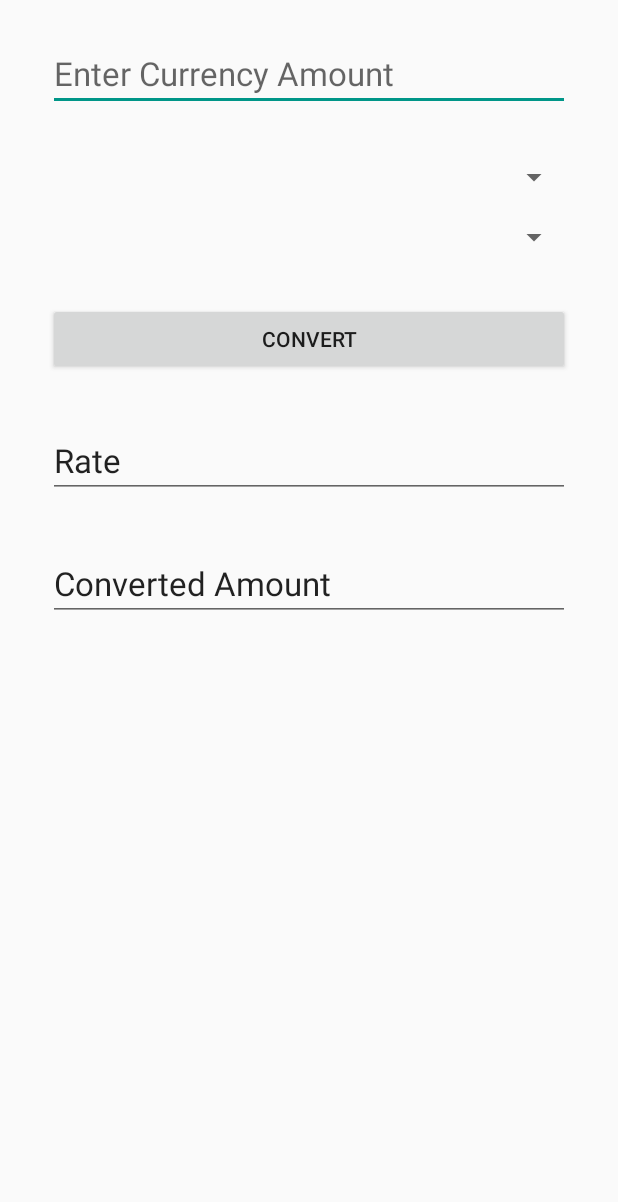
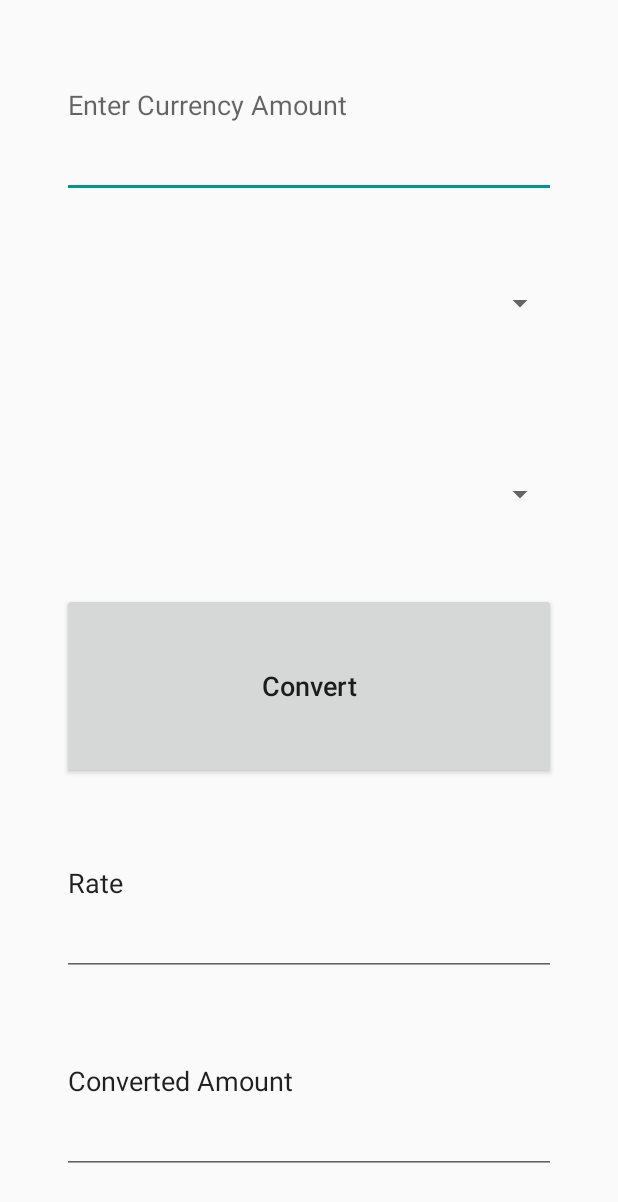
Before and after one commit to grayzemon/currency-converter, an Android app: the layout activity_main.xml on its own in the app's theme, with its tools: preview values and no code run, on a phone screen of 412 x 824 dp. Shown: the top 1202 px of the screen. Run offline under Robolectric (Android 15) with nearby library versions, the phone set to English and light mode, and no system bars; network calls fail.

```diff
--- a/app/src/main/res/layout/activity_main.xml
+++ b/app/src/main/res/layout/activity_main.xml
@@ -7,11 +7,17 @@
     android:layout_height="match_parent"
     tools:context=".MainActivity">
 
+    <android.support.constraint.Guideline
+        android:id="@+id/guideline13"
+        android:layout_width="wrap_content"
+        android:layout_height="wrap_content"
+        android:orientation="horizontal"
+        app:layout_constraintGuide_percent="0.79" />
+
     <EditText
         android:id="@+id/rate_converted_amount"
         android:layout_width="0dp"
-        android:layout_height="wrap_content"
-        android:layout_marginTop="32dp"
+        android:layout_height="0dp"
         android:clickable="false"
         android:cursorVisible="false"
         android:ems="10"
@@ -20,60 +26,68 @@
         android:hint="@string/currency_conversion_rate"
         android:inputType="number"
         android:text="@string/rate"
+        android:textAlignment="textStart"
         android:textAppearance="@android:style/TextAppearance.Material.Large"
-        app:layout_constraintEnd_toEndOf="@+id/button_convert"
-        app:layout_constraintStart_toStartOf="@+id/button_convert"
-        app:layout_constraintTop_toBottomOf="@+id/button_convert"
+        android:textSize="18sp"
+        app:layout_constraintBottom_toTopOf="@+id/guideline13"
+        app:layout_constraintEnd_toStartOf="@+id/guideline5"
+        app:layout_constraintStart_toStartOf="@+id/guideline4"
+        app:layout_constraintTop_toTopOf="@+id/guideline12"
         tools:text="Rate" />
 
     <Button
         android:id="@+id/button_convert"
         android:layout_width="0dp"
-        android:layout_height="wrap_content"
-        android:layout_marginTop="32dp"
+        android:layout_height="0dp"
+        android:inputType="text"
         android:text="@string/button_convert"
-        app:layout_constraintEnd_toEndOf="@+id/spinner_convert_to"
-        app:layout_constraintStart_toStartOf="@+id/spinner_convert_to"
-        app:layout_constraintTop_toBottomOf="@+id/spinner_convert_to" />
+        android:textSize="18sp"
+        app:layout_constraintBottom_toTopOf="@+id/guideline11"
+        app:layout_constraintEnd_toStartOf="@+id/guideline5"
+        app:layout_constraintStart_toStartOf="@+id/guideline4"
+        app:layout_constraintTop_toTopOf="@+id/guideline10" />
 
     <Spinner
         android:id="@+id/spinner_convert_to"
         android:layout_width="0dp"
-        android:layout_height="wrap_content"
-        android:layout_marginTop="16dp"
-        app:layout_constraintEnd_toEndOf="@+id/spinner_convert_from"
-        app:layout_constraintStart_toStartOf="@+id/spinner_convert_from"
-        app:layout_constraintTop_toBottomOf="@+id/spinner_convert_from" />
+        android:layout_height="0dp"
+        android:textAlignment="center"
+        app:layout_constraintBottom_toTopOf="@+id/guideline9"
+        app:layout_constraintEnd_toStartOf="@+id/guideline5"
+        app:layout_constraintStart_toStartOf="@+id/guideline4"
+        app:layout_constraintTop_toTopOf="@+id/guideline8" />
+
+    <Spinner
+        android:id="@+id/spinner_convert_from"
+        android:layout_width="0dp"
+        android:layout_height="0dp"
+        android:textAlignment="center"
+        app:layout_constraintBottom_toTopOf="@+id/guideline7"
+        app:layout_constraintEnd_toStartOf="@+id/guideline5"
+        app:layout_constraintHorizontal_bias="1.0"
+        app:layout_constraintStart_toStartOf="@+id/guideline4"
+        app:layout_constraintTop_toTopOf="@+id/guideline6"
+        app:layout_constraintVertical_bias="1.0" />
 
     <EditText
         android:id="@+id/number_amount"
         android:layout_width="0dp"
-        android:layout_height="wrap_content"
-        android:layout_marginEnd="32dp"
-        android:layout_marginStart="32dp"
-        android:layout_marginTop="24dp"
+        android:layout_height="0dp"
         android:ems="10"
         android:hint="@string/currency_input"
         android:inputType="numberDecimal"
+        android:textAlignment="viewStart"
         android:textAppearance="@android:style/TextAppearance.Material.Large"
-        app:layout_constraintEnd_toEndOf="parent"
-        app:layout_constraintStart_toStartOf="parent"
-        app:layout_constraintTop_toTopOf="parent" />
-
-    <Spinner
-        android:id="@+id/spinner_convert_from"
-        android:layout_width="0dp"
-        android:layout_height="wrap_content"
-        android:layout_marginTop="32dp"
-        app:layout_constraintEnd_toEndOf="@+id/number_amount"
-        app:layout_constraintStart_toStartOf="@+id/number_amount"
-        app:layout_constraintTop_toBottomOf="@+id/number_amount" />
+        android:textSize="18sp"
+        app:layout_constraintBottom_toTopOf="@+id/guideline3"
+        app:layout_constraintEnd_toStartOf="@+id/guideline5"
+        app:layout_constraintStart_toStartOf="@+id/guideline4"
+        app:layout_constraintTop_toTopOf="@+id/guideline2" />
 
     <EditText
         android:id="@+id/text_converted_amount"
         android:layout_width="0dp"
-        android:layout_height="wrap_content"
-        android:layout_marginTop="32dp"
+        android:layout_height="0dp"
         android:clickable="false"
         android:cursorVisible="false"
         android:ems="10"
@@ -82,8 +96,102 @@
         android:hint="@string/rate"
         android:inputType="numberDecimal"
         android:text="@string/converted_amount"
+        android:textAlignment="textStart"
         android:textAppearance="@android:style/TextAppearance.Material.Large"
-        app:layout_constraintEnd_toEndOf="@+id/rate_converted_amount"
-        app:layout_constraintStart_toStartOf="@+id/rate_converted_amount"
-        app:layout_constraintTop_toBottomOf="@+id/rate_converted_amount" />
+        android:textSize="18sp"
+        app:layout_constraintBottom_toTopOf="@+id/guideline15"
+        app:layout_constraintEnd_toStartOf="@+id/guideline5"
+        app:layout_constraintStart_toStartOf="@+id/guideline4"
+        app:layout_constraintTop_toTopOf="@+id/guideline14" />
+
+    <android.support.constraint.Guideline
+        android:id="@+id/guideline2"
+        android:layout_width="wrap_content"
+        android:layout_height="wrap_content"
+        android:orientation="horizontal"
+        app:layout_constraintGuide_percent=".01" />
+
+    <android.support.constraint.Guideline
+        android:id="@+id/guideline3"
+        android:layout_width="wrap_content"
+        android:layout_height="wrap_content"
+        android:orientation="horizontal"
+        app:layout_constraintGuide_percent="0.16" />
+
+    <android.support.constraint.Guideline
+        android:id="@+id/guideline4"
+        android:layout_width="wrap_content"
+        android:layout_height="wrap_content"
+        android:orientation="vertical"
+        app:layout_constraintGuide_percent=".1" />
+
+    <android.support.constraint.Guideline
+        android:id="@+id/guideline5"
+        android:layout_width="wrap_content"
+        android:layout_height="wrap_content"
+        android:orientation="vertical"
+        app:layout_constraintGuide_percent=".9" />
+
+    <android.support.constraint.Guideline
+        android:id="@+id/guideline6"
+        android:layout_width="wrap_content"
+        android:layout_height="wrap_content"
+        android:orientation="horizontal"
+        app:layout_constraintGuide_percent="0.17" />
+
+    <android.support.constraint.Guideline
+        android:id="@+id/guideline7"
+        android:layout_width="wrap_content"
+        android:layout_height="wrap_content"
+        android:orientation="horizontal"
+        app:layout_constraintGuide_percent="0.32" />
+
+    <android.support.constraint.Guideline
+        android:id="@+id/guideline8"
+        android:layout_width="wrap_content"
+        android:layout_height="wrap_content"
+        android:orientation="horizontal"
+        app:layout_constraintGuide_percent="0.33" />
+
+    <android.support.constraint.Guideline
+        android:id="@+id/guideline9"
+        android:layout_width="wrap_content"
+        android:layout_height="wrap_content"
+        android:orientation="horizontal"
+        app:layout_constraintGuide_percent="0.47" />
+
+    <android.support.constraint.Guideline
+        android:id="@+id/guideline10"
+        android:layout_width="wrap_content"
+        android:layout_height="wrap_content"
+        android:orientation="horizontal"
+        app:layout_constraintGuide_percent="0.48" />
+
+    <android.support.constraint.Guideline
+        android:id="@+id/guideline11"
+        android:layout_width="wrap_content"
+        android:layout_height="wrap_content"
+        android:orientation="horizontal"
+        app:layout_constraintGuide_percent="0.63" />
+
+    <android.support.constraint.Guideline
+        android:id="@+id/guideline12"
+        android:layout_width="wrap_content"
+        android:layout_height="wrap_content"
+        android:orientation="horizontal"
+        app:layout_constraintGuide_percent="0.64" />
+
+    <android.support.constraint.Guideline
+        android:id="@+id/guideline14"
+        android:layout_width="wrap_content"
+        android:layout_height="wrap_content"
+        android:orientation="horizontal"
+        app:layout_constraintGuide_percent="0.80" />
+
+    <android.support.constraint.Guideline
+        android:id="@+id/guideline15"
+        android:layout_width="wrap_content"
+        android:layout_height="wrap_content"
+        android:orientation="horizontal"
+        app:layout_constraintGuide_percent="0.95" />
 </android.support.constraint.ConstraintLayout>
--- a/app/src/main/res/values/styles.xml
+++ b/app/src/main/res/values/styles.xml
@@ -7,7 +7,7 @@
         <item name="colorPrimaryDark">@color/colorPrimaryDark</item>
         <item name="colorAccent">@color/colorAccent</item>
     </style>
-    <style name="AppTheme2" parent="Theme.AppCompat.Light.DarkActionBar">
+    <style name="AppTheme2" parent="Theme.AppCompat.Light.NoActionBar">
         <!-- Customize your theme here. -->
         <item name="colorPrimary">@color/primary</item>
         <item name="colorPrimaryDark">@color/primary_dark</item>
```
